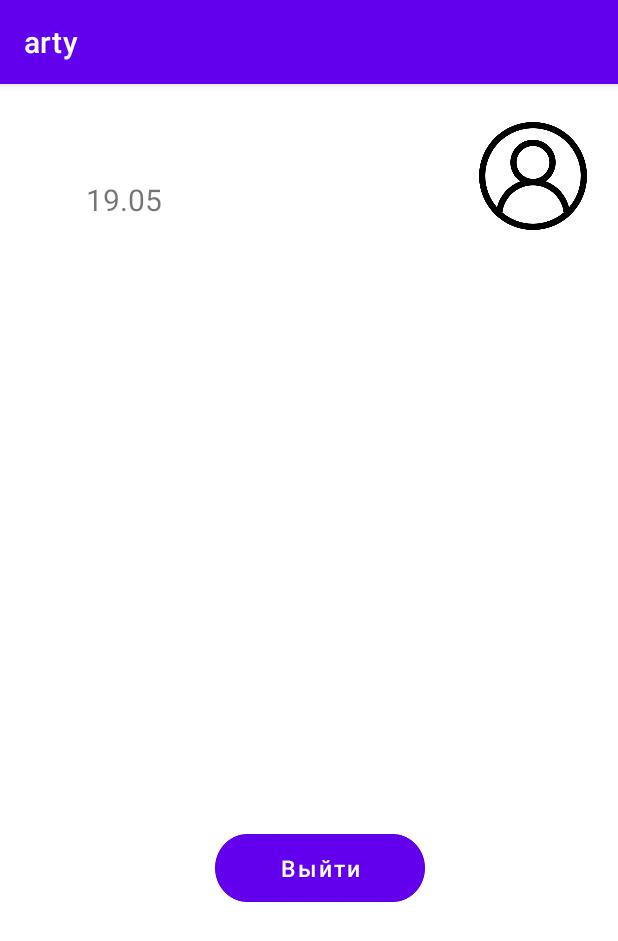
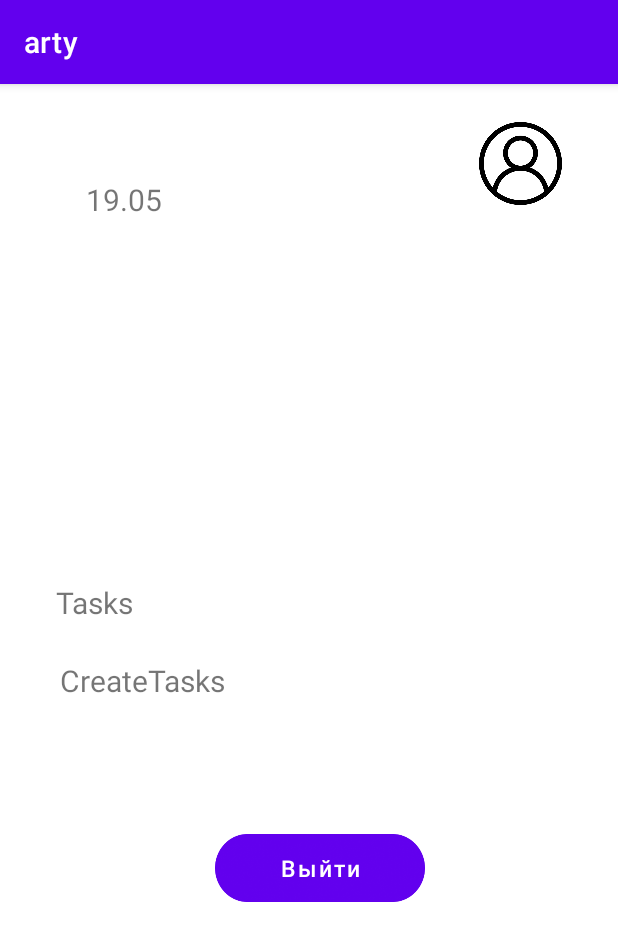
Before and after one commit to artyawn/diplom, an Android app: the screen it shows after launch (MainActivity), on a phone screen of 412 x 824 dp. Shown: the top 941 px of the screen. Run offline under Robolectric (Android 15) with nearby library versions, the phone set to English and light mode, and no system bars; our stand-ins replace Firebase (no records; nobody signed in at launch, a user with empty details on screens opened directly).

Commit message:
avtoriation and time

```diff
--- a/app/build.gradle
+++ b/app/build.gradle
@@ -41,5 +41,9 @@ dependencies {
     //firebase
     implementation platform('com.google.firebase:firebase-bom:30.0.1')
     implementation 'com.google.firebase:firebase-auth'
+    implementation 'com.firebaseui:firebase-ui-database:8.0.1'
+    implementation 'com.google.firebase:firebase-database'
+
+
 
 }
--- a/app/src/main/java/com/artyawn/arty/LoginActivity.java
+++ b/app/src/main/java/com/artyawn/arty/LoginActivity.java
@@ -43,6 +43,7 @@ public class LoginActivity extends AppCompatActivity {
         FirebaseUser user = mAuth.getCurrentUser();
         if(user !=null){
             Intent intent = new Intent(LoginActivity.this, MainActivity.class);
+            startActivity(intent);
         }
 
 //Переход на страницу регистрации
--- a/app/src/main/java/com/artyawn/arty/MainActivity.java
+++ b/app/src/main/java/com/artyawn/arty/MainActivity.java
@@ -19,7 +19,7 @@ import java.util.Locale;
 public class MainActivity extends AppCompatActivity {
     private Button logout_btn;
     private FirebaseAuth mAuth;
-    private TextView  textViewDate;
+    private TextView  textViewDate, tasks, create_tasks;
     private String email;
     private ImageView usr_icon;
     private String date;
@@ -32,12 +32,31 @@ public class MainActivity extends AppCompatActivity {
         mAuth = FirebaseAuth.getInstance();
         usr_icon = findViewById(R.id.user_icon);
         textViewDate=findViewById(R.id.textViewDate);
+        tasks = findViewById(R.id.tasks);
+        create_tasks = findViewById(R.id.create_tasks);
 
         // Дата
         Date currentDate = new Date();
         DateFormat dateFormat = new SimpleDateFormat("dd.MM", Locale.getDefault());
         String dateText = dateFormat.format(currentDate);
         textViewDate.setText(dateText);
+
+        create_tasks.setOnClickListener(new View.OnClickListener() {
+            @Override
+            public void onClick(View view) {
+                Intent intent = new Intent(MainActivity.this,CreateTask.class);
+                startActivity(intent);
+            }
+        });
+
+        //Переход на задачи
+        tasks.setOnClickListener(new View.OnClickListener() {
+            @Override
+            public void onClick(View view) {
+                Intent intent = new Intent(MainActivity.this, Tasks.class);
+                startActivity(intent);
+            }
+        });
 
 
 //Переход на страницу юзера
--- a/app/src/main/res/layout/activity_main.xml
+++ b/app/src/main/res/layout/activity_main.xml
@@ -22,10 +22,36 @@
         />
 
 
+    <TextView
+        android:id="@+id/tasks"
+        android:layout_width="match_parent"
+        android:layout_height="wrap_content"
+        android:layout_alignParentStart="true"
+        android:layout_alignParentTop="true"
+        android:layout_centerHorizontal="true"
+        android:layout_marginStart="37dp"
+        android:layout_marginTop="332dp"
+        android:layout_marginEnd="57dp"
+        android:text="Tasks"
+        android:textSize="20dp" />
+
+    <TextView
+        android:id="@+id/create_tasks"
+        android:layout_width="match_parent"
+        android:layout_height="wrap_content"
+        android:layout_alignParentStart="true"
+        android:layout_alignParentTop="true"
+        android:layout_centerHorizontal="true"
+        android:layout_marginStart="40dp"
+        android:layout_marginTop="384dp"
+        android:layout_marginEnd="57dp"
+        android:text="CreateTasks"
+        android:textSize="20dp" />
+
     <ImageView
         android:id="@+id/user_icon"
-        android:layout_width="72dp"
-        android:layout_height="72dp"
+        android:layout_width="55dp"
+        android:layout_height="55dp"
         android:layout_alignParentStart="true"
 
         android:layout_alignParentTop="true"
@@ -47,7 +73,4 @@
         android:textAllCaps="false"/>
 
 
-
-
-
 </RelativeLayout>
```
Also changed, not shown: app/src/main/AndroidManifest.xml (+15 -0 lines), app/src/main/java/com/artyawn/arty/CreateTask.java (added, +64 -0 lines), app/src/main/java/com/artyawn/arty/Tasks.java (added, +62 -0 lines), app/src/main/res/layout/activity_create_task.xml (added, +26 -0 lines), app/src/main/res/layout/activity_tasks.xml (added, +16 -0 lines).
